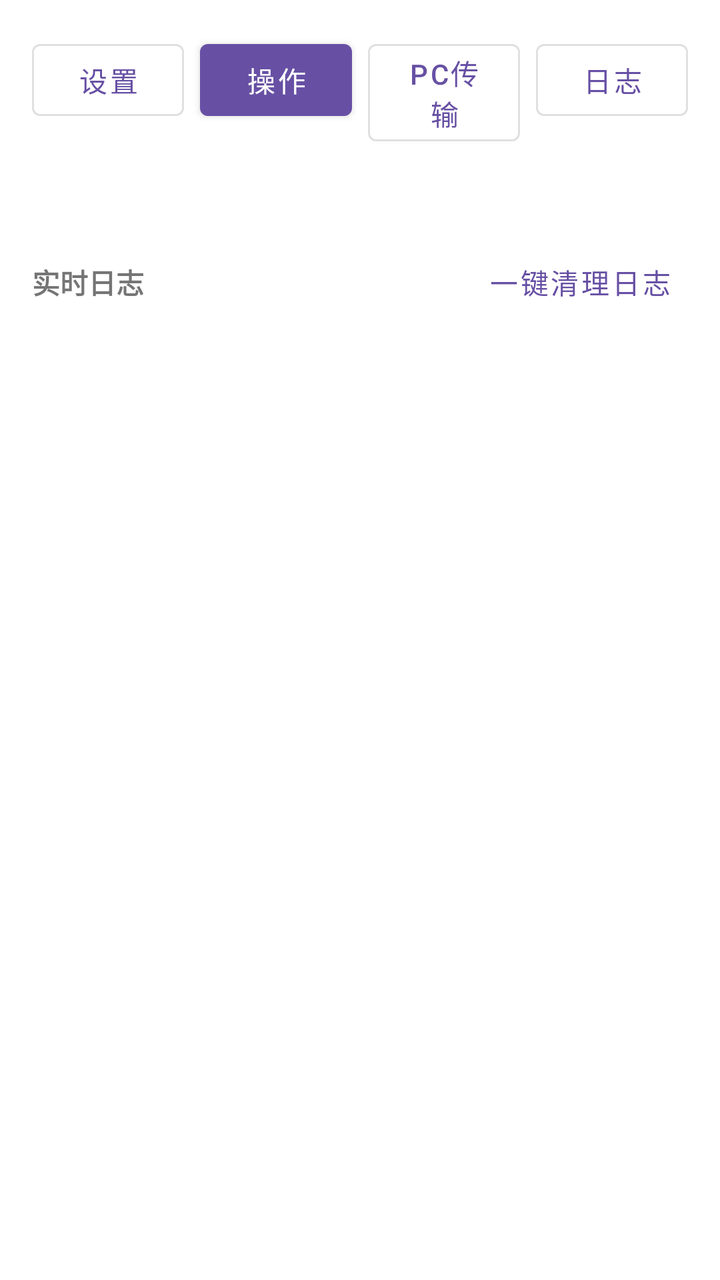
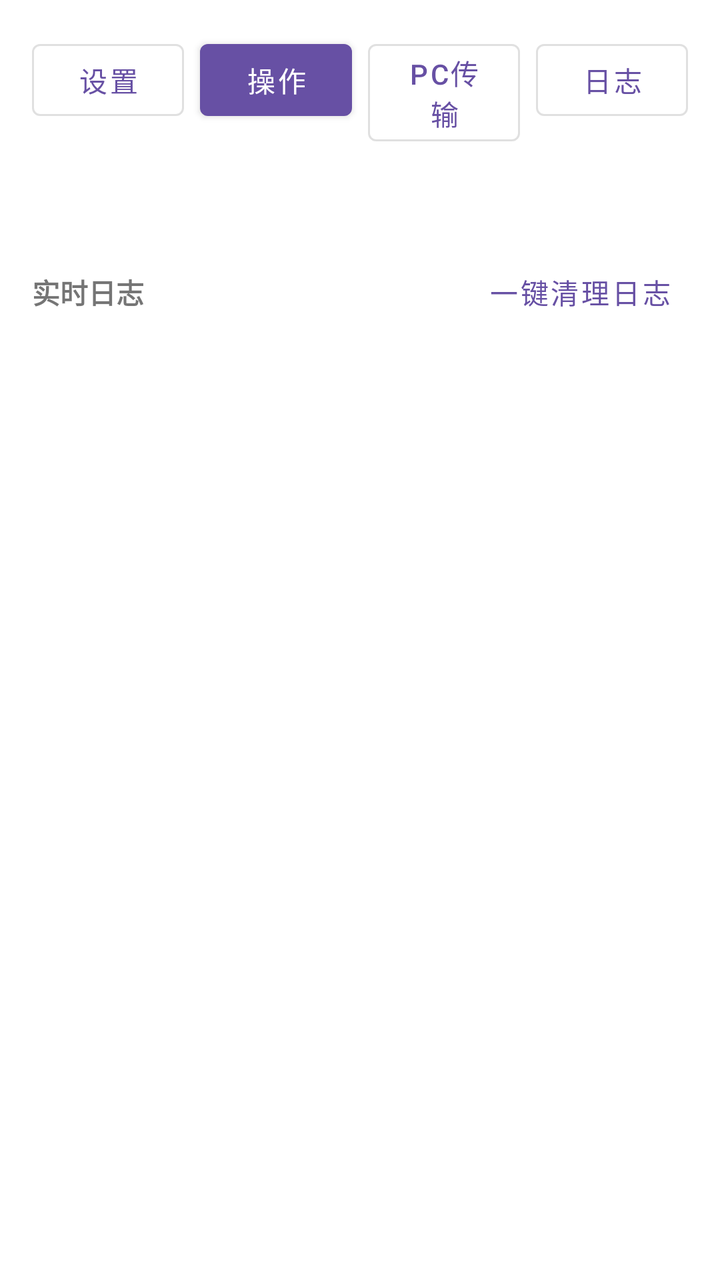

Two renders of the same Android screen: before a commit and after it. Below are the layout's source before the change and the commit's diff.
<!-- AndroidManifest.xml: application theme Theme.AutoTraces -->
<!-- res/layout/activity_main.xml -->
<?xml version="1.0" encoding="utf-8"?>
<androidx.constraintlayout.widget.ConstraintLayout xmlns:android="http://schemas.android.com/apk/res/android"
    xmlns:app="http://schemas.android.com/apk/res-auto"
    android:layout_width="match_parent"
    android:layout_height="match_parent"
    android:padding="16dp">

    <com.google.android.material.button.MaterialButton
        android:id="@+id/showSettingsButton"
        style="@style/Widget.MaterialComponents.Button.OutlinedButton"
        android:layout_width="0dp"
        android:layout_height="wrap_content"
        android:text="设置"
        app:layout_constraintEnd_toStartOf="@id/showActionButton"
        app:layout_constraintStart_toStartOf="parent"
        app:layout_constraintTop_toTopOf="parent" />

    <com.google.android.material.button.MaterialButton
        android:id="@+id/showActionButton"
        style="@style/Widget.MaterialComponents.Button"
        android:layout_width="0dp"
        android:layout_height="wrap_content"
        android:layout_marginStart="8dp"
        android:text="操作"
        app:layout_constraintEnd_toStartOf="@id/showVideoDedButton"
        app:layout_constraintStart_toEndOf="@id/showSettingsButton"
        app:layout_constraintTop_toTopOf="parent" />

    <com.google.android.material.button.MaterialButton
        android:id="@+id/showVideoDedButton"
        style="@style/Widget.MaterialComponents.Button.OutlinedButton"
        android:layout_width="0dp"
        android:layout_height="wrap_content"
        android:layout_marginStart="8dp"
        android:text="@string/nav_video_ded"
        app:layout_constraintEnd_toStartOf="@id/showLogButton"
        app:layout_constraintStart_toEndOf="@id/showActionButton"
        app:layout_constraintTop_toTopOf="parent" />

    <com.google.android.material.button.MaterialButton
        android:id="@+id/showLogButton"
        style="@style/Widget.MaterialComponents.Button.OutlinedButton"
        android:layout_width="0dp"
        android:layout_height="wrap_content"
        android:layout_marginStart="8dp"
        android:text="日志"
        app:layout_constraintEnd_toEndOf="parent"
        app:layout_constraintStart_toEndOf="@id/showVideoDedButton"
        app:layout_constraintTop_toTopOf="parent" />

    <LinearLayout
        android:id="@+id/logPanel"
        android:layout_width="0dp"
        android:layout_height="0dp"
        android:layout_marginTop="12dp"
        android:orientation="vertical"
        app:layout_constraintBottom_toBottomOf="parent"
        app:layout_constraintEnd_toEndOf="parent"
        app:layout_constraintStart_toStartOf="parent"
        app:layout_constraintTop_toBottomOf="@id/showVideoDedButton">

        <TextView
            android:id="@+id/deviceInfoText"
            android:layout_width="match_parent"
            android:layout_height="wrap_content"
            android:textSize="12sp"
            android:textColor="@android:color/darker_gray" />

        <LinearLayout
            android:layout_width="match_parent"
            android:layout_height="wrap_content"
            android:layout_marginTop="12dp"
            android:gravity="center_vertical"
            android:orientation="horizontal">

            <TextView
                android:id="@+id/logTitle"
                android:layout_width="0dp"
                android:layout_height="wrap_content"
                android:layout_weight="1"
                android:text="实时日志"
                android:textStyle="bold" />

            <com.google.android.material.button.MaterialButton
                android:id="@+id/clearLogButton"
                style="@style/Widget.MaterialComponents.Button.TextButton"
                android:layout_width="wrap_content"
                android:layout_height="wrap_content"
                android:text="一键清理日志" />
        </LinearLayout>

        <ScrollView
            android:id="@+id/logScroll"
            android:layout_width="match_parent"
            android:layout_height="0dp"
            android:layout_marginTop="8dp"
            android:layout_weight="1"
            android:fillViewport="true"
            android:scrollbars="vertical">

            <TextView
                android:id="@+id/logText"
                android:layout_width="match_parent"
                android:layout_height="wrap_content"
                android:textColor="@android:color/darker_gray" />
        </ScrollView>

        <ScrollView
            android:id="@+id/runtimeStateScroll"
            android:layout_width="match_parent"
            android:layout_height="wrap_content"
            android:layout_marginTop="8dp"
            android:maxHeight="132dp"
            android:scrollbars="vertical">

            <TextView
                android:id="@+id/runtimeStateText"
                android:layout_width="match_parent"
                android:layout_height="wrap_content"
                android:textColor="@android:color/darker_gray"
                android:textSize="12sp" />
        </ScrollView>
    </LinearLayout>

    <ScrollView
        android:id="@+id/actionPanel"
        android:layout_width="0dp"
        android:layout_height="0dp"
        android:layout_marginTop="12dp"
        android:fillViewport="true"
        android:visibility="gone"
        app:layout_constraintBottom_toBottomOf="parent"
        app:layout_constraintEnd_toEndOf="parent"
        app:layout_constraintStart_toStartOf="parent"
        app:layout_constraintTop_toBottomOf="@id/showVideoDedButton">

        <LinearLayout
            android:layout_width="match_parent"
            android:layout_height="wrap_content"
            android:orientation="vertical">

            <com.google.android.material.textfield.TextInputLayout
                android:id="@+id/bindInputLayout"
                android:layout_width="match_parent"
                android:layout_height="wrap_content">

                <com.google.android.material.textfield.TextInputEditText
                    android:id="@+id/bindInput"
                    android:layout_width="match_parent"
                    android:layout_height="wrap_content"
                    android:hint="请输入别名"
                    android:inputType="text" />
            </com.google.android.material.textfield.TextInputLayout>

            <com.google.android.material.button.MaterialButton
                android:id="@+id/bindButton"
                android:layout_width="match_parent"
                android:layout_height="wrap_content"
                android:layout_marginTop="12dp"
                android:text="绑定设备" />

            <TextView
                android:id="@+id/bindStatusText"
                android:layout_width="match_parent"
                android:layout_height="wrap_content"
                android:layout_marginTop="8dp"
                android:textColor="@android:color/darker_gray" />

            <TextView
                android:id="@+id/configSummaryText"
                android:layout_width="match_parent"
                android:layout_height="wrap_content"
                android:layout_marginTop="8dp"
                android:textColor="@android:color/darker_gray"
                android:textSize="12sp"
                android:text="当前模板：—" />

            <com.google.android.material.button.MaterialButton
                android:id="@+id/startServiceButton"
                android:layout_width="match_parent"
                android:layout_height="wrap_content"
                android:layout_marginTop="12dp"
                android:text="启动后台服务" />

            <com.google.android.material.button.MaterialButton
                android:id="@+id/stopServiceButton"
                style="@style/Widget.MaterialComponents.Button.OutlinedButton"
                android:layout_width="match_parent"
                android:layout_height="wrap_content"
                android:layout_marginTop="8dp"
                android:text="停止后台服务" />

            <com.google.android.material.button.MaterialButton
                android:id="@+id/openSettingsButton"
                style="@style/Widget.MaterialComponents.Button.OutlinedButton"
                android:layout_width="match_parent"
                android:layout_height="wrap_content"
                android:layout_marginTop="8dp"
                android:text="打开设置" />

            <com.google.android.material.button.MaterialButton
                android:id="@+id/openConfigParamsButton"
                style="@style/Widget.MaterialComponents.Button.OutlinedButton"
                android:layout_width="match_parent"
                android:layout_height="wrap_content"
                android:layout_marginTop="8dp"
                android:text="@string/action_open_config_params" />

            <TextView
                android:layout_width="match_parent"
                android:layout_height="wrap_content"
                android:layout_marginTop="16dp"
                android:text="账号分配"
                android:textStyle="bold" />

            <LinearLayout
                android:layout_width="match_parent"
                android:layout_height="wrap_content"
                android:layout_marginTop="8dp"
                android:orientation="vertical">

                <TextView
                    android:layout_width="match_parent"
                    android:layout_height="wrap_content"
                    android:text="选择账号（username）"
                    android:textColor="@android:color/darker_gray" />

                <Spinner
                    android:id="@+id/assignedUsernameSelect"
                    android:layout_width="match_parent"
                    android:layout_height="wrap_content"
                    android:layout_marginTop="6dp" />

                <LinearLayout
                    android:layout_width="match_parent"
                    android:layout_height="wrap_content"
                    android:orientation="horizontal"
                    android:gravity="center_vertical">

                    <com.google.android.material.textfield.TextInputLayout
                        android:layout_width="0dp"
                        android:layout_height="wrap_content"
                        android:layout_weight="1">

                        <com.google.android.material.textfield.TextInputEditText
                            android:id="@+id/assignedUsernameInput"
                            android:layout_width="match_parent"
                            android:layout_height="wrap_content"
                            android:hint="username"
                            android:focusable="false"
                            android:clickable="false" />
                    </com.google.android.material.textfield.TextInputLayout>

                    <com.google.android.material.button.MaterialButton
                        android:id="@+id/copyAssignedUsernameButton"
                        style="@style/Widget.MaterialComponents.Button.OutlinedButton"
                        android:layout_width="wrap_content"
                        android:layout_height="wrap_content"
                        android:layout_marginStart="8dp"
                        android:text="复制" />
                </LinearLayout>

                <LinearLayout
                    android:layout_width="match_parent"
                    android:layout_height="wrap_content"
                    android:layout_marginTop="8dp"
                    android:orientation="horizontal"
                    android:gravity="center_vertical">

                    <com.google.android.material.textfield.TextInputLayout
                        android:layout_width="0dp"
                        android:layout_height="wrap_content"
                        android:layout_weight="1">

                        <com.google.android.material.textfield.TextInputEditText
                            android:id="@+id/assignedPasswordInput"
                            android:layout_width="match_parent"
                            android:layout_height="wrap_content"
                            android:hint="password"
                            android:focusable="false"
                            android:clickable="false" />
                    </com.google.android.material.textfield.TextInputLayout>

                    <com.google.android.material.button.MaterialButton
                        android:id="@+id/copyAssignedPasswordButton"
                        style="@style/Widget.MaterialComponents.Button.OutlinedButton"
                        android:layout_width="wrap_content"
                        android:layout_height="wrap_content"
                        android:layout_marginStart="8dp"
                        android:text="复制" />
                </LinearLayout>

                <LinearLayout
                    android:layout_width="match_parent"
                    android:layout_height="wrap_content"
                    android:layout_marginTop="8dp"
                    android:orientation="horizontal"
                    android:gravity="center_vertical">

                    <com.google.android.material.textfield.TextInputLayout
                        android:layout_width="0dp"
                        android:layout_height="wrap_content"
                        android:layout_weight="1">

                        <com.google.android.material.textfield.TextInputEditText
                            android:id="@+id/assignedApiInput"
                            android:layout_width="match_parent"
                            android:layout_height="wrap_content"
                            android:hint="API"
                            android:focusable="false"
                            android:clickable="false" />
                    </com.google.android.material.textfield.TextInputLayout>

                    <com.google.android.material.button.MaterialButton
                        android:id="@+id/copyAssignedApiButton"
                        style="@style/Widget.MaterialComponents.Button.OutlinedButton"
                        android:layout_width="wrap_content"
                        android:layout_height="wrap_content"
                        android:layout_marginStart="8dp"
                        android:text="复制" />
                </LinearLayout>

                <LinearLayout
                    android:layout_width="match_parent"
                    android:layout_height="wrap_content"
                    android:layout_marginTop="8dp"
                    android:orientation="horizontal"
                    android:gravity="center_vertical">

                    <com.google.android.material.textfield.TextInputLayout
                        android:layout_width="0dp"
                        android:layout_height="wrap_content"
                        android:layout_weight="1">

                        <com.google.android.material.textfield.TextInputEditText
                            android:id="@+id/assignedEmailInput"
                            android:layout_width="match_parent"
                            android:layout_height="wrap_content"
                            android:hint="Email"
                            android:focusable="false"
                            android:clickable="false" />
                    </com.google.android.material.textfield.TextInputLayout>

                    <com.google.android.material.button.MaterialButton
                        android:id="@+id/copyAssignedEmailButton"
                        style="@style/Widget.MaterialComponents.Button.OutlinedButton"
                        android:layout_width="wrap_content"
                        android:layout_height="wrap_content"
                        android:layout_marginStart="8dp"
                        android:text="复制" />
                </LinearLayout>

                <LinearLayout
                    android:layout_width="match_parent"
                    android:layout_height="wrap_content"
                    android:layout_marginTop="8dp"
                    android:orientation="horizontal"
                    android:gravity="center_vertical">

                    <com.google.android.material.textfield.TextInputLayout
                        android:layout_width="0dp"
                        android:layout_height="wrap_content"
                        android:layout_weight="1">

                        <com.google.android.material.textfield.TextInputEditText
                            android:id="@+id/assignedEmailPasswordInput"
                            android:layout_width="match_parent"
                            android:layout_height="wrap_content"
                            android:hint="email_password"
                            android:focusable="false"
                            android:clickable="false" />
                    </com.google.android.material.textfield.TextInputLayout>

                    <com.google.android.material.button.MaterialButton
                        android:id="@+id/copyAssignedEmailPasswordButton"
                        style="@style/Widget.MaterialComponents.Button.OutlinedButton"
                        android:layout_width="wrap_content"
                        android:layout_height="wrap_content"
                        android:layout_marginStart="8dp"
                        android:text="复制" />
                </LinearLayout>

                <com.google.android.material.button.MaterialButton
                    android:id="@+id/fetchTikTokCodeButton"
                    style="@style/Widget.MaterialComponents.Button"
                    android:layout_width="match_parent"
                    android:layout_height="wrap_content"
                    android:layout_marginTop="10dp"
                    android:text="获取验证码并复制" />

                <TextView
                    android:id="@+id/assignedCopyStatusText"
                    android:layout_width="match_parent"
                    android:layout_height="wrap_content"
                    android:layout_marginTop="6dp"
                    android:textColor="@android:color/darker_gray" />
            </LinearLayout>
        </LinearLayout>
    </ScrollView>

</androidx.constraintlayout.widget.ConstraintLayout>
<!-- resources referenced by this layout -->
<resources>
  <string name="action_open_config_params">查看配置参数</string>
  <string name="nav_video_ded">PC传输</string>
  <style name="Theme.AutoTraces" parent="Theme.MaterialComponents.DayNight.NoActionBar">
          <item name="colorPrimary">@color/purple_500</item>
          <item name="colorPrimaryVariant">@color/purple_700</item>
          <item name="colorOnPrimary">@color/white</item>
          <item name="android:statusBarColor" tools:targetApi="l">@color/purple_700</item>
      </style>
  <color name="purple_500">#6750A4</color>
  <color name="purple_700">#4F378B</color>
  <color name="white">#FFFFFF</color>
</resources>

<!-- the commit's change to res/layout/activity_main.xml (unified diff, before → after) -->
@@ -66,10 +66,20 @@
             android:textSize="12sp"
             android:textColor="@android:color/darker_gray" />
 
+        <TextView
+            android:id="@+id/runtimeStateText"
+            android:layout_width="match_parent"
+            android:layout_height="wrap_content"
+            android:layout_marginTop="2dp"
+            android:ellipsize="end"
+            android:maxLines="2"
+            android:textColor="@android:color/darker_gray"
+            android:textSize="11sp" />
+
         <LinearLayout
             android:layout_width="match_parent"
             android:layout_height="wrap_content"
-            android:layout_marginTop="12dp"
+            android:layout_marginTop="4dp"
             android:gravity="center_vertical"
             android:orientation="horizontal">
 
@@ -86,6 +96,7 @@
                 style="@style/Widget.MaterialComponents.Button.TextButton"
                 android:layout_width="wrap_content"
                 android:layout_height="wrap_content"
+                android:minHeight="36dp"
                 android:text="一键清理日志" />
         </LinearLayout>
 
@@ -93,28 +104,13 @@
             android:id="@+id/logScroll"
             android:layout_width="match_parent"
             android:layout_height="0dp"
-            android:layout_marginTop="8dp"
+            android:layout_marginTop="4dp"
             android:layout_weight="1"
             android:fillViewport="true"
             android:scrollbars="vertical">
 
             <TextView
                 android:id="@+id/logText"
-                android:layout_width="match_parent"
-                android:layout_height="wrap_content"
-                android:textColor="@android:color/darker_gray" />
-        </ScrollView>
-
-        <ScrollView
-            android:id="@+id/runtimeStateScroll"
-            android:layout_width="match_parent"
-            android:layout_height="wrap_content"
-            android:layout_marginTop="8dp"
-            android:maxHeight="132dp"
-            android:scrollbars="vertical">
-
-            <TextView
-                android:id="@+id/runtimeStateText"
                 android:layout_width="match_parent"
                 android:layout_height="wrap_content"
                 android:textColor="@android:color/darker_gray"
